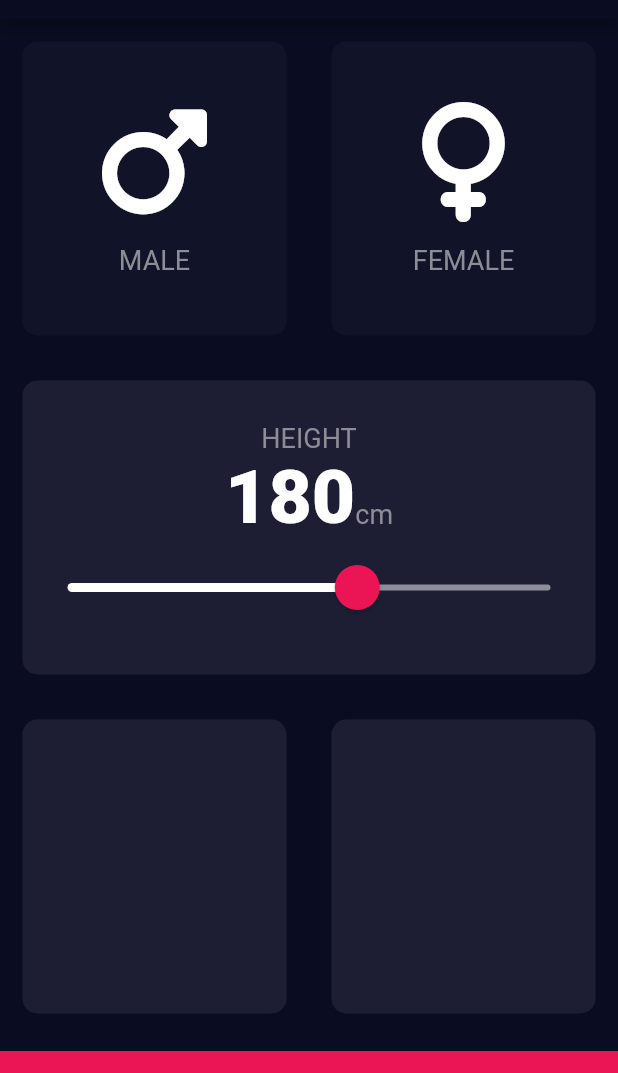
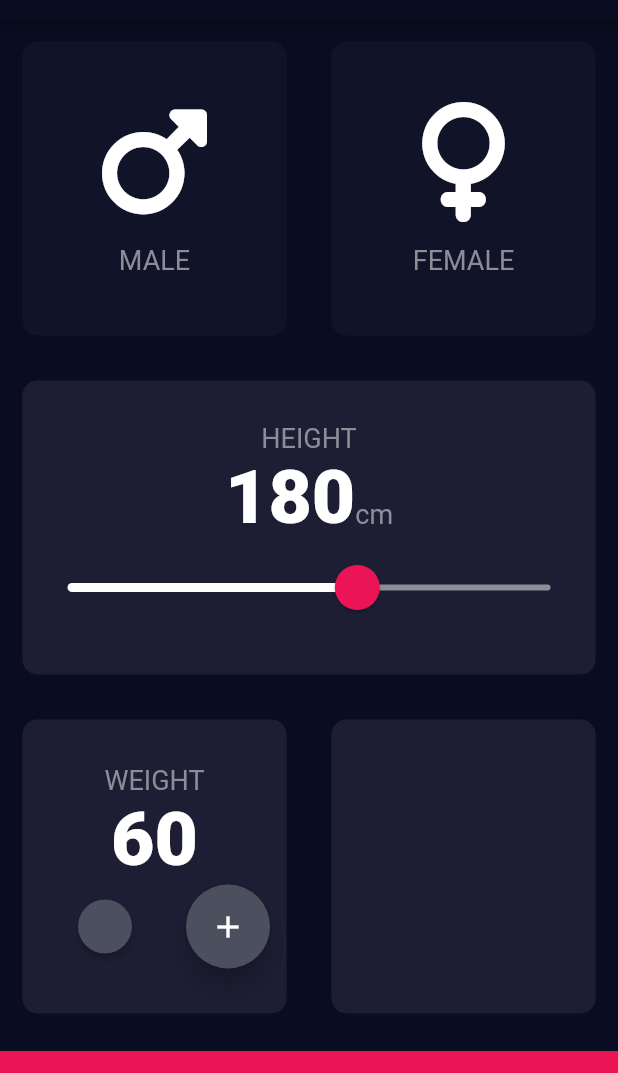
Before and after one commit to kristjansig1983/bmi_calculator, a Flutter app: the screen it shows after launch, on a phone screen of 412 x 824 dp, the part 65-1138 px from its top. Run offline on Flutter 3.47's test engine with Material 2 defaults, Android fonts, the phone set to English and light mode, and no system bars; our stand-ins replace font_awesome_flutter.

Commit message:
Bottom containers

```diff
--- a/lib/input_page.dart
+++ b/lib/input_page.dart
@@ -1,3 +1,4 @@
+
 import 'package:flutter/material.dart';
 import 'package:font_awesome_flutter/font_awesome_flutter.dart';
 import 'icon_content.dart';
@@ -18,6 +19,7 @@ class _InputPageState extends State<InputPage> {
   //got error but ? fixed it.
   Gender? selectedGender;
   int height = 180;
+  int weight = 60;
 
   @override
   Widget build(BuildContext context) {
@@ -139,7 +141,33 @@ class _InputPageState extends State<InputPage> {
                   child: ReusableCard(
                     onPress: () {},
                     colour: kActiveCardColor,
-                    cardChild: Column(),
+                    cardChild: Column(
+                      mainAxisAlignment: MainAxisAlignment.center,
+                      children: [
+                        Text(
+                          'WEIGHT',
+                          style: kLabelTextStyle,
+                        ),
+                        Text(
+                            weight.toString(),
+                          style: kNumberTextStyle,
+                        ),
+                        Row(
+                          mainAxisAlignment: MainAxisAlignment.center,
+                          children: [
+                            RoundIconButton(),
+                            SizedBox(
+                              width: 10.0,
+                            ),
+                            FloatingActionButton(
+                              onPressed: (){},
+                              backgroundColor: Color(0xFF4C4F5E),
+                              child: Icon(Icons.add, color: Colors.white,),
+                            ),
+                          ],
+                        ),
+                      ],
+                    ),
                   ),
                 ),
                 Expanded(
@@ -163,3 +191,14 @@ class _InputPageState extends State<InputPage> {
     );
   }
 }
+
+class RoundIconButton extends StatelessWidget {
+  const RoundIconButton({Key? key}) : super(key: key);
+
+  @override
+  Widget build(BuildContext context) {
+    return RawMaterialButton(onPressed: (){},
+    shape: CircleBorder(),
+    fillColor: Color(0xFF4C4F5E),);
+  }
+}
```
